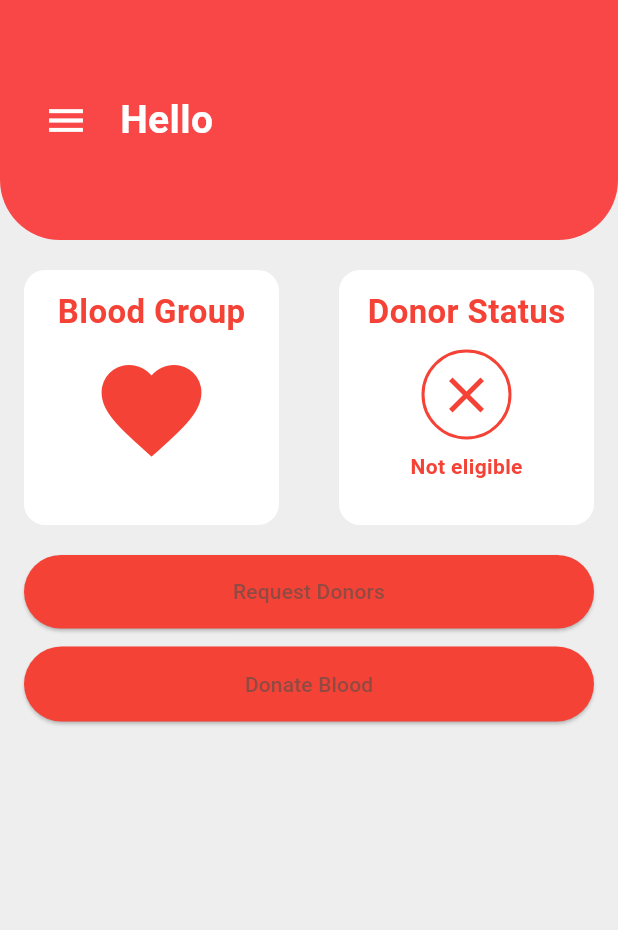
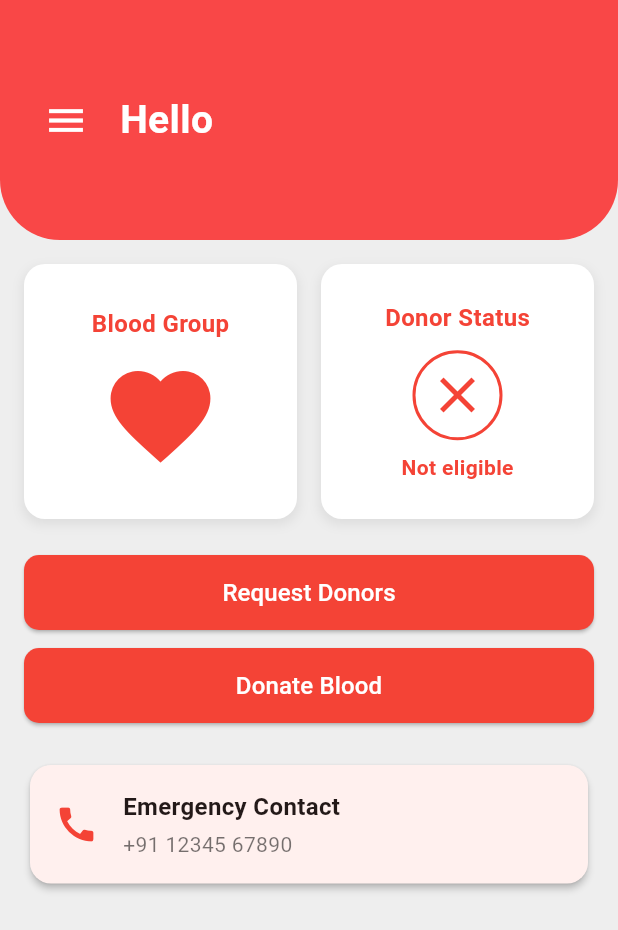
Before and after one commit to hardik7426/blood_bank_app, a Flutter app: the UserDashboardPage screen opened directly with empty values, on a phone screen of 412 x 824 dp. Shown: the top 930 px of the screen. Run offline on Flutter 3.47's test engine with Material 3 defaults, Android fonts, the phone set to English and light mode, and no system bars.

Commit message:
adjust the page in top

```diff
--- a/lib/screens/user/user_dashboard_page.dart
+++ b/lib/screens/user/user_dashboard_page.dart
@@ -38,7 +38,7 @@ class _UserDashboardPageState extends State<UserDashboardPage> {
       body: SafeArea(
         child: Column(
           children: [
-            // Header with menu button that opens drawer
+            // FIXED HEADER: This part will not scroll
             Container(
               height: 160,
               width: double.infinity,
@@ -49,11 +49,12 @@ class _UserDashboardPageState extends State<UserDashboardPage> {
                   bottomRight: Radius.circular(40),
                 ),
               ),
-              // increase size for better view
               padding: const EdgeInsets.symmetric(horizontal: 20, vertical: 12),
-              child: Row(
+              child: Column(
+                mainAxisAlignment: MainAxisAlignment.center,
                 children: [
-                  // Menu Icon wired to the GlobalKey
+                  Row(
+                    children: [
                       IconButton(
                         icon: const Icon(Icons.menu, color: Colors.white, size: 30),
                         onPressed: () {
@@ -71,14 +72,18 @@ class _UserDashboardPageState extends State<UserDashboardPage> {
                       ),
                     ],
                   ),
+                ],
+              ),
             ),
 
-            const SizedBox(height: 20),
-
+            // SCROLLABLE CONTENT: This part will scroll
+            Expanded(
+              child: SingleChildScrollView(
+                padding: const EdgeInsets.all(16.0),
+                child: Column(
+                  children: [
                     // Info cards
-            Padding(
-              padding: const EdgeInsets.symmetric(horizontal: 16.0),
-              child: Row(
+                    Row(
                       children: [
                         Expanded(
                           child: _infoCard(
@@ -88,7 +93,7 @@ class _UserDashboardPageState extends State<UserDashboardPage> {
                             isBloodGroup: true,
                           ),
                         ),
-                  const SizedBox(width: 40),
+                        const SizedBox(width: 16), // Corrected spacing
                         Expanded(
                           child: _infoCard(
                             title: "Donor Status",
@@ -100,19 +105,18 @@ class _UserDashboardPageState extends State<UserDashboardPage> {
                         ),
                       ],
                     ),
-            ),
 
-            const SizedBox(height: 20),
+                    const SizedBox(height: 24),
 
-            // Buttons
-            Padding(
-              padding: const EdgeInsets.symmetric(horizontal: 16.0),
-              child: Column(
-                children: [
+                    // Action Buttons
                     ElevatedButton(
                       style: ElevatedButton.styleFrom(
                         backgroundColor: Colors.red,
-                      minimumSize: const Size.fromHeight(49),
+                        foregroundColor: Colors.white, // Set text color to white
+                        minimumSize: const Size.fromHeight(50),
+                         shape: RoundedRectangleBorder(
+                          borderRadius: BorderRadius.circular(10),
+                        ),
                       ),
                       onPressed: () {
                         Navigator.push(
@@ -122,13 +126,17 @@ class _UserDashboardPageState extends State<UserDashboardPage> {
                           ),
                         );
                       },
-                    child: const Text('Request Donors'),
+                      child: const Text('Request Donors', style: TextStyle(fontSize: 16)),
                     ),
                     const SizedBox(height: 12),
                     ElevatedButton(
                       style: ElevatedButton.styleFrom(
                         backgroundColor: Colors.red,
+                        foregroundColor: Colors.white, // Set text color to white
                         minimumSize: const Size.fromHeight(50),
+                         shape: RoundedRectangleBorder(
+                          borderRadius: BorderRadius.circular(10),
+                        ),
                       ),
                       onPressed: () {
                         Navigator.push(
@@ -138,10 +146,15 @@ class _UserDashboardPageState extends State<UserDashboardPage> {
                           ),
                         );
                       },
-                    child: const Text('Donate Blood'),
+                      child: const Text('Donate Blood', style: TextStyle(fontSize: 16)),
+                    ),
 
+                    const SizedBox(height: 24),
+
+                    // NEW: Company Contact Details Card
+                    _buildContactCard(),
+                  ],
                 ),
-                ],
               ),
             ),
           ],
@@ -150,6 +163,7 @@ class _UserDashboardPageState extends State<UserDashboardPage> {
     );
   }
 
+  // Widget for info cards (Blood Group, Donor Status)
   Widget _infoCard({
     required String title,
     required String content,
@@ -163,17 +177,24 @@ class _UserDashboardPageState extends State<UserDashboardPage> {
       decoration: BoxDecoration(
         color: Colors.white,
         borderRadius: BorderRadius.circular(14),
+        boxShadow: [
+          BoxShadow(
+            color: Colors.grey.withOpacity(0.2),
+            spreadRadius: 1,
+            blurRadius: 5,
+            offset: const Offset(0, 3),
+          ),
+        ],
       ),
       padding: const EdgeInsets.all(12),
       child: Column(
-        crossAxisAlignment: CrossAxisAlignment.center,
+        mainAxisAlignment: MainAxisAlignment.center,
         children: [
           Text(title,
               style: TextStyle(
-                  fontWeight: FontWeight.bold, fontSize: 22, color: color)),
+                  fontWeight: FontWeight.bold, fontSize: 16, color: color)),
           const SizedBox(height: 10),
           if (isBloodGroup)
-            // Blood Drop Icon
             Stack(
               alignment: Alignment.center,
               children: [
@@ -188,7 +209,6 @@ class _UserDashboardPageState extends State<UserDashboardPage> {
               ],
             ),
           if (isDonorStatus)
-            // Donor Status Icon
             Column(
               children: [
                 Container(
@@ -214,4 +234,41 @@ class _UserDashboardPageState extends State<UserDashboardPage> {
       ),
     );
   }
+
+  // NEW: Widget for the company contact card
+  Widget _buildContactCard() {
+    return Card(
+      elevation: 2,
+      shape: RoundedRectangleBorder(borderRadius: BorderRadius.circular(14)),
+      child: const Padding(
+        padding: EdgeInsets.all(16.0),
+        child: Row(
+          children: [
+            Icon(Icons.call, color: Colors.red, size: 30),
+            SizedBox(width: 16),
+            Column(
+              crossAxisAlignment: CrossAxisAlignment.start,
+              children: [
+                Text(
+                  "Emergency Contact",
+                  style: TextStyle(
+                    fontWeight: FontWeight.bold,
+                    fontSize: 16,
+                  ),
+                ),
+                SizedBox(height: 4),
+                Text(
+                  "+91 12345 67890",
+                  style: TextStyle(
+                    color: Colors.black54,
+                    fontSize: 14,
+                  ),
+                ),
+              ],
+            ),
+          ],
+        ),
+      ),
+    );
   }
+}
```
Lines whose indentation alone changed are shown as unchanged.
